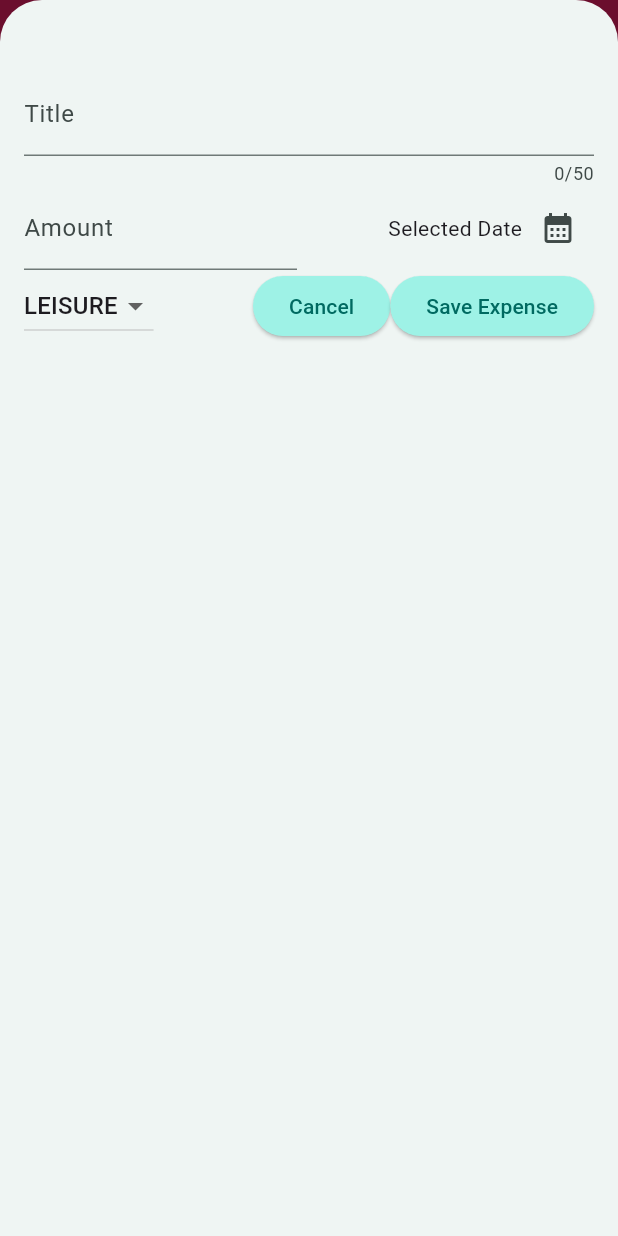
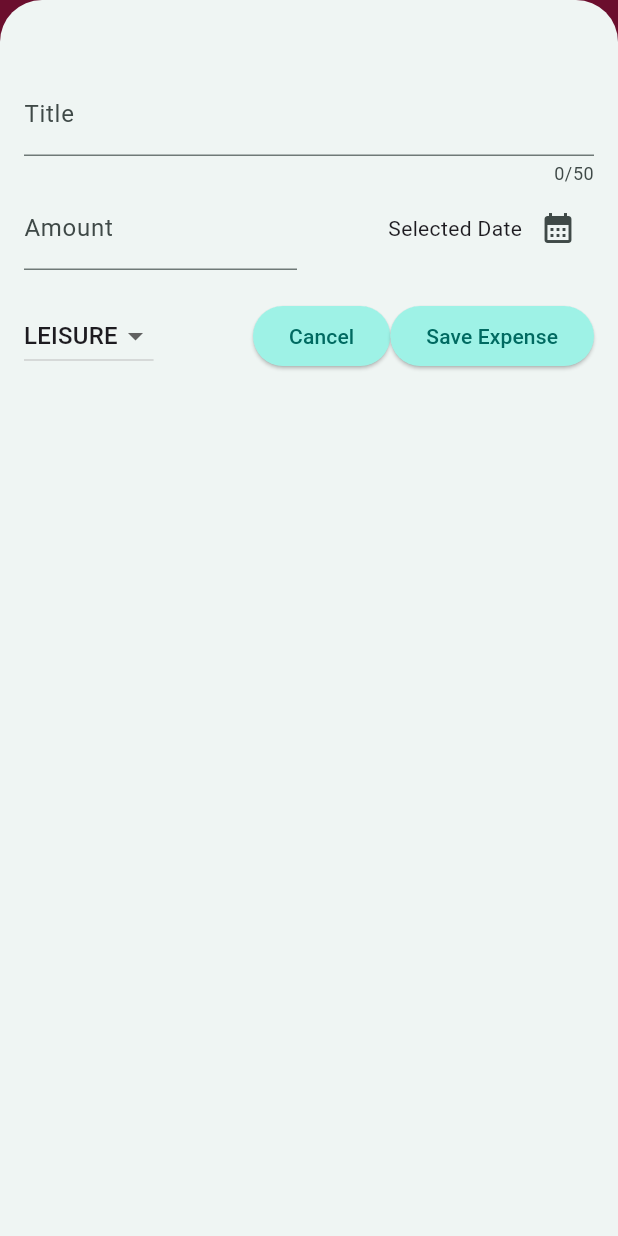
Before and after one commit to chris-zaharia/expense_tracker, a Flutter app: the screen it shows after launch, after a tap on the "add" icon, on a phone screen of 412 x 824 dp. Run offline on Flutter 3.47's test engine with Material 3 defaults, Android fonts, the phone set to English and light mode, and no system bars.

```diff
--- a/lib/widgets/new_expense.dart
+++ b/lib/widgets/new_expense.dart
@@ -1,14 +1,17 @@
+import 'dart:io';
+
 import 'package:expense_tracker/models/expense.dart';
+import 'package:flutter/cupertino.dart';
 import 'package:flutter/material.dart';
 import 'package:intl/intl.dart';
 
-final formatter = DateFormat.yMd();
-
 class NewExpense extends StatefulWidget {
   const NewExpense({super.key, required this.onAddExpense});
+
   final void Function(Expense expense) onAddExpense;
   @override
   State<NewExpense> createState() {
+    // TODO: implement createState
     return _NewExpenseState();
   }
 }
@@ -19,21 +22,39 @@ class _NewExpenseState extends State<NewExpense> {
   DateTime? _selectedDate;
   Category _selectedCategory = Category.leisure;
 
-  //Controller for amount
   @override
   void dispose() {
     _titleController.dispose();
     _amountController.dispose();
-    //Make sure to dispose of it
     super.dispose();
   }
 
   void _submitExpenseData() {
     final enteredAmount = double.tryParse(_amountController.text);
-    final amountIsInvalid = enteredAmount == null || enteredAmount <= 0;
+    final isInvalidAmount = enteredAmount == null || enteredAmount <= 0;
+    //Check if title is empty
     if (_titleController.text.trim().isEmpty ||
-        amountIsInvalid ||
+        isInvalidAmount ||
         _selectedDate == null) {
+      if (Platform.isIOS) {
+        showCupertinoDialog(
+          context: context,
+          builder: (ctx) => CupertinoAlertDialog(
+            title: const Text('Invalid Input!'),
+            content: const Text(
+                'Please make sure valid title, amount, date were entered!'),
+            actions: [
+              TextButton(
+                onPressed: () {
+                  Navigator.pop(ctx);
+                },
+                child: const Text('Okay'),
+              ),
+            ],
+          ),
+        );
+      }
+else{
   showDialog(
           context: context,
           builder: (ctx) => AlertDialog(
@@ -48,9 +69,12 @@ class _NewExpenseState extends State<NewExpense> {
                 child: const Text('Okay'),
               ),
             ],
-              ));
+          ),
+        );
+}
       return;
     }
+    //Do the stuff to save the expense
     widget.onAddExpense(
       Expense(
           title: _titleController.text,
@@ -64,11 +88,13 @@ class _NewExpenseState extends State<NewExpense> {
   void _presentDatePicker() async {
     final now = DateTime.now();
     final firstDate = DateTime(now.year - 1, now.month, now.day);
+
     final pickedDate = await showDatePicker(
       context: context,
       initialDate: now,
       firstDate: firstDate,
-        lastDate: now);
+      lastDate: now,
+    );
     setState(() {
       _selectedDate = pickedDate;
     });
@@ -83,23 +109,63 @@ class _NewExpenseState extends State<NewExpense> {
         height: double.infinity,
         child: SingleChildScrollView(
           child: Padding(
-            padding: EdgeInsets.fromLTRB(16, 48, 16, keyboardSpace + 20),
+            padding: EdgeInsets.fromLTRB(16, 48, 16, keyboardSpace + 16),
             child: Column(
               children: [
-                Row(
-                  children: [
+                if (width >= 600)
+                  Row(crossAxisAlignment: CrossAxisAlignment.start, children: [
                     Expanded(
                       child: TextField(
                         controller: _titleController,
                         maxLength: 50,
                         keyboardType: TextInputType.name,
-                        decoration: InputDecoration(
+                        decoration: const InputDecoration(
                           label: Text('Title'),
                         ),
                       ),
                     ),
+                    const SizedBox(width: 24),
+                    Expanded(
+                      child: TextField(
+                        controller: _amountController,
+                        keyboardType: TextInputType.number,
+                        decoration: const InputDecoration(
+                          prefixText: '\$',
+                          label: Text('Amount'),
+                        ),
+                      ),
+                    ),
+                  ])
+                else
+                  TextField(
+                    controller: _titleController,
+                    maxLength: 50,
+                    keyboardType: TextInputType.name,
+                    decoration: const InputDecoration(
+                      label: Text('Title'),
+                    ),
+                  ),
+                if (width >= 600)
+                  Row(
+                    children: [
+                      const Spacer(),
+                      ElevatedButton(
+                        onPressed: () {
+                          Navigator.pop(context);
+                        },
+                        child: const Text('Cancel'),
+                      ),
+                      ElevatedButton(
+                        onPressed: () {
+                          // print(_titleController.text);
+                          // print(_amountController.text);
+                          _submitExpenseData();
+                        },
+                        child: const Text('Save Expense'),
+                      ),
                     ],
-                ),
+                  )
+                else
                   Row(
                     children: [
                       Expanded(
@@ -107,8 +173,8 @@ class _NewExpenseState extends State<NewExpense> {
                           controller: _amountController,
                           keyboardType: TextInputType.number,
                           decoration: const InputDecoration(
-                          prefixText: '\$',
-                          label: Text("Amount"),
+                            prefixText: '\$ ',
+                            label: Text('Amount'),
                           ),
                         ),
                       ),
@@ -131,6 +197,7 @@ class _NewExpenseState extends State<NewExpense> {
                       ),
                     ],
                   ),
+                SizedBox(height: 20),
                 Row(
                   children: [
                     DropdownButton(
@@ -154,19 +221,23 @@ class _NewExpenseState extends State<NewExpense> {
                         });
                       },
                     ),
-                    Spacer(),
+                    const Spacer(),
                     ElevatedButton(
                       onPressed: () {
                         Navigator.pop(context);
                       },
-                      child: const Text("Cancel"),
+                      child: const Text('Cancel'),
                     ),
                     ElevatedButton(
-                      onPressed: _submitExpenseData,
-                      child: Text('Save Expense'),
-                    ),
+                      onPressed: () {
+                        print(_titleController.text);
+                        print(_amountController.text);
+                        _submitExpenseData();
+                      },
+                      child: const Text('Save Expense'),
+                    )
                   ],
-                ),
+                )
               ],
             ),
           ),
```
Lines whose indentation alone changed are shown as unchanged.
